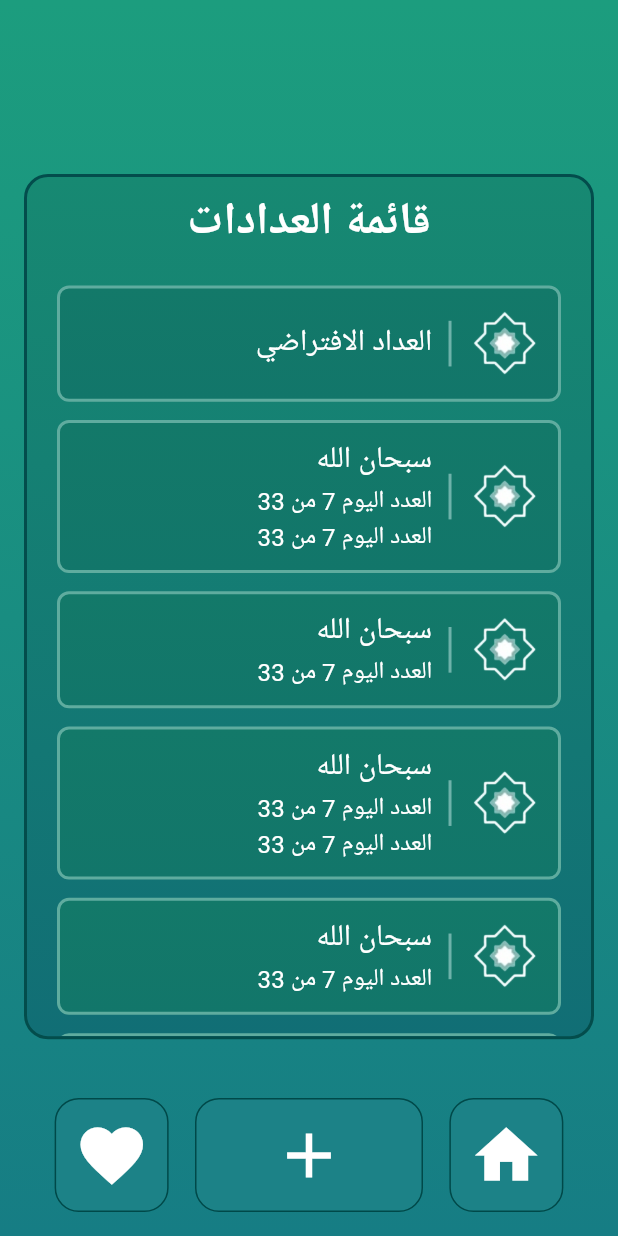
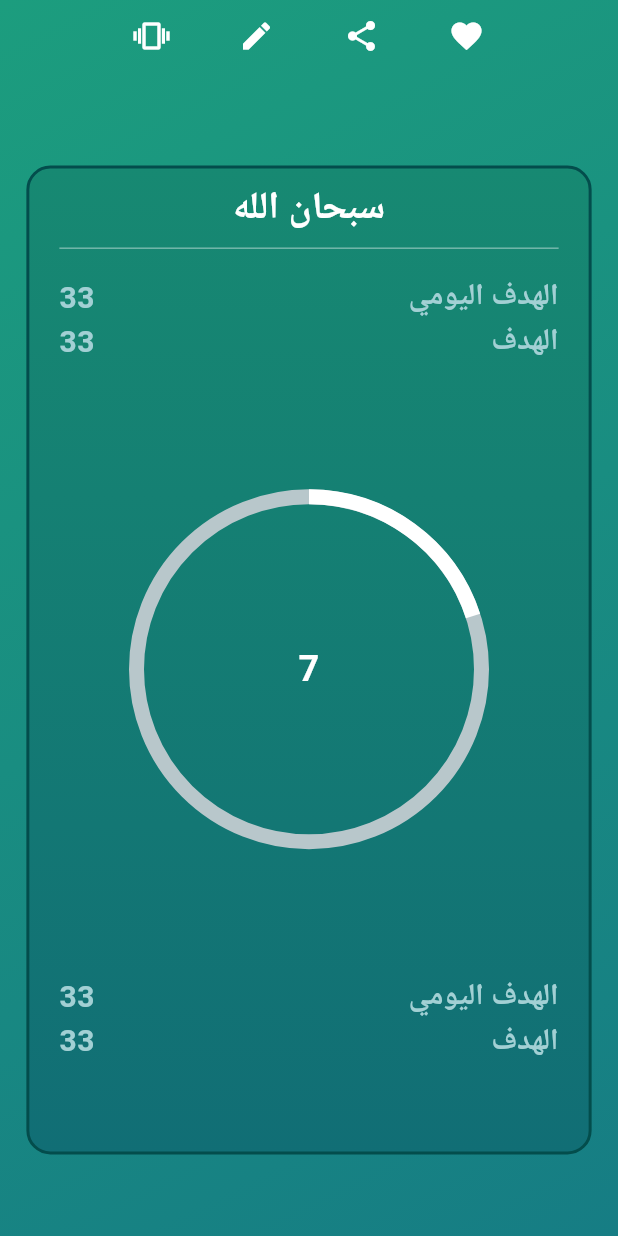
Before and after one commit to OmarAmeer96/Mesba7a, a Flutter app: the screen it shows after launch, after a tap on "العداد الافتراضي", on a phone screen of 412 x 824 dp. Run offline on Flutter 3.47's test engine with Material 3 defaults, Android fonts, the phone set to English and light mode, and no system bars; drawn by our look-alikes of percent_indicator; our stand-ins replace flutter_screenutil.

Commit message:
Details View Done.

```diff
--- /dev/null
+++ b/lib/Features/details/views/details_view.dart
@@ -0,0 +1,131 @@
+import 'package:flutter/material.dart';
+import 'package:flutter_screenutil/flutter_screenutil.dart';
+import 'package:mesba7a_app/Features/details/widgets/details_view_bottom_section.dart';
+import 'package:mesba7a_app/Features/details/widgets/details_view_top_section.dart';
+import 'package:mesba7a_app/utils/responsive.dart';
+import 'package:mesba7a_app/utils/spacing.dart';
+
+class DetailsView extends StatelessWidget {
+  const DetailsView({super.key});
+
+  @override
+  Widget build(BuildContext context) {
+    return Scaffold(
+      body: Container(
+        decoration: const BoxDecoration(
+          gradient: LinearGradient(
+            colors: [
+              Color(0xFF1C9D7E),
+              Color(0xFF167d84),
+            ],
+            begin: Alignment.topLeft,
+            end: Alignment.bottomRight,
+          ),
+        ),
+        child: SafeArea(
+          child: Column(
+            children: [
+              buildAppBar(),
+              Expanded(
+                child: buildBody(context),
+              ),
+            ],
+          ),
+        ),
+      ),
+    );
+  }
+
+  AppBar buildAppBar() {
+    return AppBar(
+      backgroundColor: Colors.transparent,
+      elevation: 0,
+      iconTheme: const IconThemeData(
+        color: Colors.white,
+      ),
+      automaticallyImplyLeading: false,
+      flexibleSpace: PreferredSize(
+        preferredSize: Size.fromHeight(56.0.h),
+        child: Row(
+          mainAxisAlignment: MainAxisAlignment.center,
+          children: [
+            IconButton(
+              icon: const Icon(
+                Icons.favorite,
+                color: Colors.white,
+              ),
+              onPressed: () {},
+            ),
+            horizontalSpace(20),
+            IconButton(
+              icon: const Icon(
+                Icons.share,
+                color: Colors.white,
+              ),
+              onPressed: () {},
+            ),
+            horizontalSpace(20),
+            IconButton(
+              icon: const Icon(
+                Icons.edit,
+                color: Colors.white,
+              ),
+              onPressed: () {},
+            ),
+            horizontalSpace(20),
+            IconButton(
+              icon: const Icon(
+                Icons.vibration,
+                color: Colors.white,
+              ),
+              onPressed: () {},
+            ),
+          ],
+        ),
+      ),
+    );
+  }
+
+  Widget buildBody(BuildContext context) {
+    return Padding(
+      padding: EdgeInsets.all(16.0.w),
+      child: Column(
+        mainAxisAlignment: MainAxisAlignment.center,
+        children: [
+          Container(
+            height: Responsive.screenHeight(context) * 0.8,
+            width: double.infinity,
+            padding: const EdgeInsets.only(
+              left: 20,
+              right: 20,
+              top: 8,
+            ),
+            decoration: BoxDecoration(
+              border: Border.all(
+                color: const Color(0xff034d4c),
+                width: 2,
+              ),
+              borderRadius: BorderRadius.circular(16),
+              gradient: const LinearGradient(
+                colors: [
+                  Color(0xff178972),
+                  Color(0xFF116e75),
+                ],
+                begin: Alignment.topCenter,
+                end: Alignment.bottomCenter,
+              ),
+            ),
+            margin: const EdgeInsets.only(top: 0),
+            child: Column(
+              children: [
+                const DetailsViewTopSection(),
+                verticalSpace(10),
+                const DetailsViewBottomSection(),
+              ],
+            ),
+          ),
+        ],
+      ),
+    );
+  }
+}
--- /dev/null
+++ b/lib/Features/details/widgets/details_view_bottom_section.dart
@@ -0,0 +1,128 @@
+import 'package:flutter/material.dart';
+import 'package:mesba7a_app/utils/responsive.dart';
+import 'package:mesba7a_app/utils/spacing.dart';
+import 'package:percent_indicator/circular_percent_indicator.dart';
+
+class DetailsViewBottomSection extends StatelessWidget {
+  const DetailsViewBottomSection({super.key});
+
+  @override
+  Widget build(BuildContext context) {
+    return Column(
+      mainAxisAlignment: MainAxisAlignment.spaceBetween,
+      children: [
+        const Column(
+          children: [
+            Row(
+              children: [
+                Text(
+                  "الهدف اليومي",
+                  style: TextStyle(
+                    fontWeight: FontWeight.bold,
+                    fontSize: 20.0,
+                    color: Color(0xffa2d0d4),
+                  ),
+                ),
+                Spacer(),
+                Text(
+                  "33",
+                  style: TextStyle(
+                    fontWeight: FontWeight.bold,
+                    fontSize: 20.0,
+                    color: Color(0xffa2d0d4),
+                  ),
+                ),
+              ],
+            ),
+            Row(
+              children: [
+                Text(
+                  "الهدف",
+                  style: TextStyle(
+                    fontWeight: FontWeight.bold,
+                    fontSize: 20.0,
+                    color: Color(0xffa2d0d4),
+                  ),
+                ),
+                Spacer(),
+                Text(
+                  "33",
+                  style: TextStyle(
+                    fontWeight: FontWeight.bold,
+                    fontSize: 20.0,
+                    color: Color(0xffa2d0d4),
+                  ),
+                ),
+              ],
+            ),
+          ],
+        ),
+        verticalSpace(Responsive.screenHeight(context) * 0.1),
+        CircularPercentIndicator(
+          radius: 120.0,
+          animation: true,
+          animationDuration: 1200,
+          lineWidth: 10.0,
+          percent: 0.2,
+          circularStrokeCap: CircularStrokeCap.butt,
+          center: const Text(
+            "7",
+            style: TextStyle(
+              fontWeight: FontWeight.bold,
+              fontSize: 24.0,
+              color: Colors.white,
+            ),
+          ),
+          progressColor: Colors.white,
+        ),
+        verticalSpace(Responsive.screenHeight(context) * 0.1),
+        const Column(
+          children: [
+            Row(
+              children: [
+                Text(
+                  "الهدف اليومي",
+                  style: TextStyle(
+                    fontWeight: FontWeight.bold,
+                    fontSize: 20.0,
+                    color: Color(0xffa2d0d4),
+                  ),
+                ),
+                Spacer(),
+                Text(
+                  "33",
+                  style: TextStyle(
+                    fontWeight: FontWeight.bold,
+                    fontSize: 20.0,
+                    color: Color(0xffa2d0d4),
+                  ),
+                ),
+              ],
+            ),
+            Row(
+              children: [
+                Text(
+                  "الهدف",
+                  style: TextStyle(
+                    fontWeight: FontWeight.bold,
+                    fontSize: 20.0,
+                    color: Color(0xffa2d0d4),
+                  ),
+                ),
+                Spacer(),
+                Text(
+                  "33",
+                  style: TextStyle(
+                    fontWeight: FontWeight.bold,
+                    fontSize: 20.0,
+                    color: Color(0xffa2d0d4),
+                  ),
+                ),
+              ],
+            ),
+          ],
+        ),
+      ],
+    );
+  }
+}
--- /dev/null
+++ b/lib/Features/details/widgets/details_view_top_section.dart
@@ -0,0 +1,26 @@
+import 'package:flutter/material.dart';
+import 'package:flutter_screenutil/flutter_screenutil.dart';
+
+class DetailsViewTopSection extends StatelessWidget {
+  const DetailsViewTopSection({super.key});
+
+  @override
+  Widget build(BuildContext context) {
+    return Column(
+      children: [
+        Text(
+          'سبحان الله',
+          style: TextStyle(
+            color: Colors.white,
+            fontSize: 25.sp,
+            fontWeight: FontWeight.bold,
+          ),
+        ),
+        Divider(
+          color: Colors.white.withOpacity(0.8),
+          thickness: 0.5,
+        ),
+      ],
+    );
+  }
+}
--- a/lib/Features/home_view/views/home_view.dart
+++ b/lib/Features/home/views/home_view.dart
@@ -1,5 +1,5 @@
 import 'package:flutter/material.dart';
-import 'package:mesba7a_app/Features/home_view/widgets/home_view_container.dart';
+import 'package:mesba7a_app/Features/home/widgets/home_view_container.dart';
 
 class HomeView extends StatelessWidget {
   const HomeView({super.key});
--- a/lib/Features/home_view/widgets/addad_items_list.dart
+++ b/lib/Features/home/widgets/addad_items_list.dart
@@ -1,6 +1,6 @@
 import 'package:flutter/material.dart';
-import 'package:mesba7a_app/Features/home_view/widgets/home_bottom_bar.dart';
-import 'package:mesba7a_app/Features/home_view/widgets/sample_list_of_addads.dart';
+import 'package:mesba7a_app/Features/home/widgets/home_bottom_bar.dart';
+import 'package:mesba7a_app/Features/home/widgets/sample_list_of_addads.dart';
 import 'package:mesba7a_app/utils/responsive.dart';
 
 class AddadItemsList extends StatelessWidget {
@@ -36,7 +36,7 @@ class AddadItemsList extends StatelessWidget {
               end: Alignment.bottomCenter,
             ),
           ),
-          margin: const EdgeInsets.only(top: 100),
+          margin: const EdgeInsets.only(top: 50),
           child: const SingleChildScrollView(
             child: SampleListOfAddads(),
           ),
--- a/lib/Features/home_view/widgets/home_bottom_bar.dart
+++ b/lib/Features/home/widgets/home_bottom_bar.dart
@@ -1,5 +1,5 @@
 import 'package:flutter/material.dart';
-import 'package:mesba7a_app/Features/home_view/widgets/home_bottom_bar_item.dart';
+import 'package:mesba7a_app/Features/home/widgets/home_bottom_bar_item.dart';
 import 'package:mesba7a_app/utils/spacing.dart';
 
 class HomeBottomBar extends StatelessWidget {
--- a/lib/Features/home_view/widgets/home_view_container.dart
+++ b/lib/Features/home/widgets/home_view_container.dart
@@ -1,5 +1,5 @@
 import 'package:flutter/material.dart';
-import 'package:mesba7a_app/Features/home_view/widgets/addad_items_list.dart';
+import 'package:mesba7a_app/Features/home/widgets/addad_items_list.dart';
 
 class HomeViewContainer extends StatelessWidget {
   const HomeViewContainer({
--- a/lib/Features/home_view/widgets/sample_list_of_addads.dart
+++ b/lib/Features/home/widgets/sample_list_of_addads.dart
@@ -1,5 +1,6 @@
 import 'package:flutter/material.dart';
-import 'package:mesba7a_app/Features/home_view/widgets/addad_item.dart';
+import 'package:mesba7a_app/Features/details/views/details_view.dart';
+import 'package:mesba7a_app/Features/home/widgets/addad_item.dart';
 import 'package:mesba7a_app/utils/spacing.dart';
 
 class SampleListOfAddads extends StatelessWidget {
@@ -23,7 +24,12 @@ class SampleListOfAddads extends StatelessWidget {
         verticalSpace(20),
         AddadItem(
           onTap: () {
-
+            Navigator.push(
+              context,
+              MaterialPageRoute(
+                builder: (context) => const DetailsView(),
+              ),
+            );
           },
           title: 'العداد الافتراضي',
           todaysNumber: '',
--- a/lib/main.dart
+++ b/lib/main.dart
@@ -1,7 +1,7 @@
 import 'package:flutter/material.dart';
 import 'package:flutter_localizations/flutter_localizations.dart';
 import 'package:flutter_screenutil/flutter_screenutil.dart';
-import 'package:mesba7a_app/Features/home_view/views/home_view.dart';
+import 'package:mesba7a_app/Features/home/views/home_view.dart';
 import 'generated/l10n.dart';
 
 void main() async {
--- a/pubspec.yaml
+++ b/pubspec.yaml
@@ -33,6 +33,7 @@ dependencies:
   flutter_localizations:
     sdk: flutter
   flutter_screenutil: ^5.9.3
+  percent_indicator: ^4.2.3
 
   # The following adds the Cupertino Icons font to your application.
   # Use with the CupertinoIcons class for iOS style icons.
```
Also changed, not shown: lib/Features/home/widgets/addad_item.dart (renamed from lib/Features/home_view/widgets/addad_item.dart), lib/Features/home/widgets/home_bottom_bar_item.dart (renamed from lib/Features/home_view/widgets/home_bottom_bar_item.dart), pubspec.lock.
